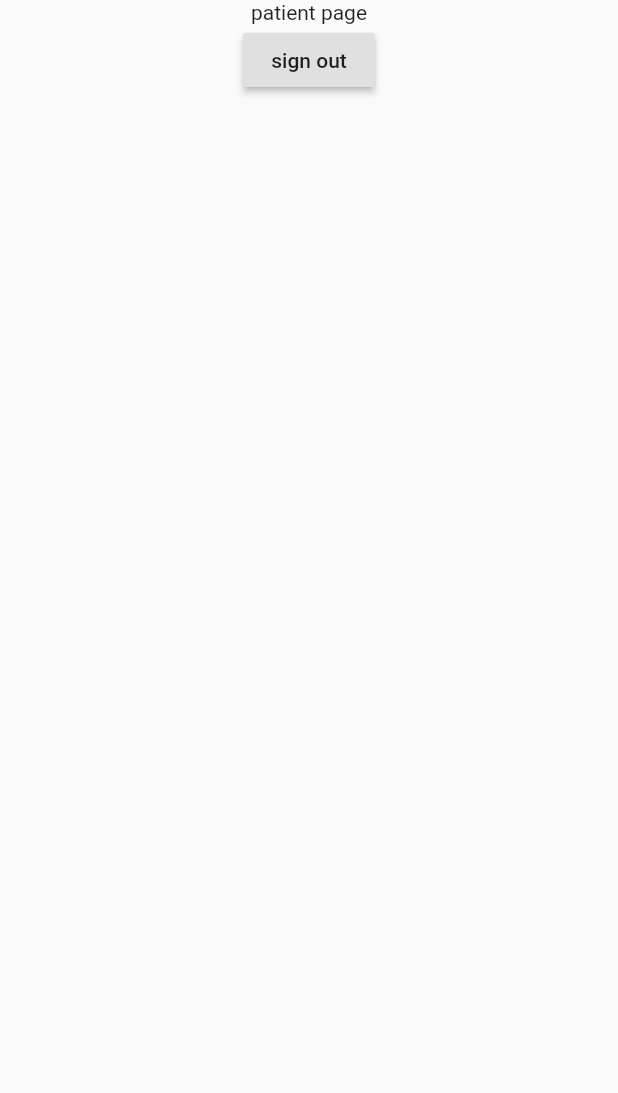
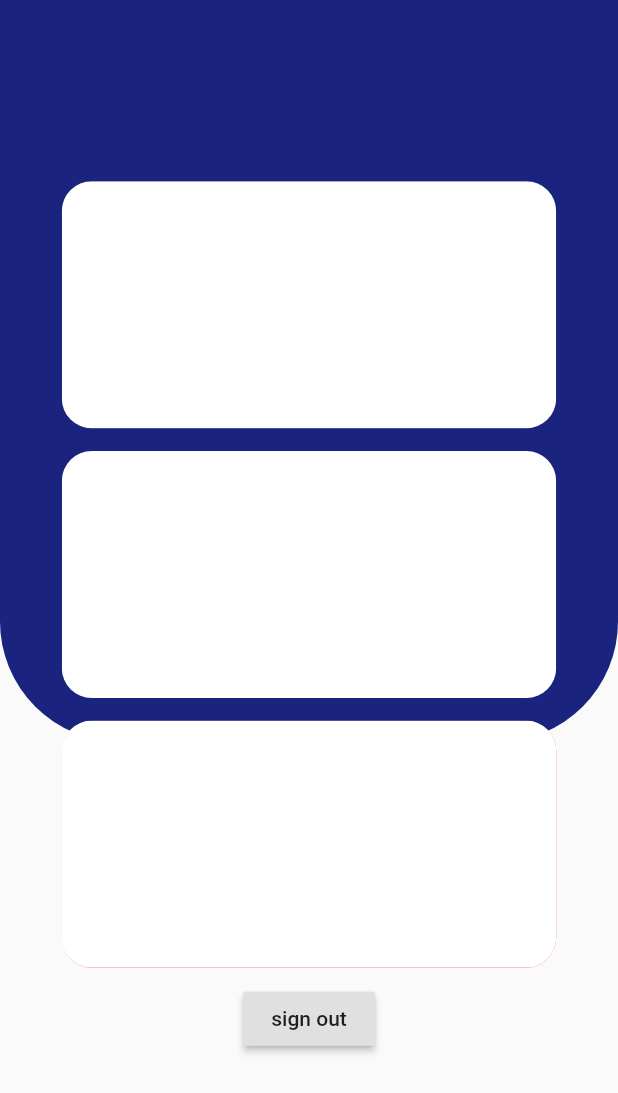
Before and after one commit to chathurikaPerera/Care_Me, a Flutter app: the PatientHome screen opened directly, on a phone screen of 412 x 824 dp. Shown: the top 1093 px of the screen. Run offline on Flutter 3.47's test engine with Material 2 defaults, Android fonts, the light colour scheme and no system bars; our stand-ins replace cloud_firestore, firebase_auth, firebase_core; missing offline and left inert: dart:html; accounts and stored records are empty.

Commit message:
patient home page

```diff
--- a/lib/screens/patient/patientHome.dart
+++ b/lib/screens/patient/patientHome.dart
@@ -7,15 +7,83 @@ class PatientHome extends StatelessWidget {
 
   @override
   Widget build(BuildContext context) {
+    //return SafeArea()
     return Scaffold(
-      body: Container(
-        child: Column(
+      body: Stack(
         children: <Widget>[
-            Center(
-            child: Text(
-            'patient page'
+        Container(
+          height: MediaQuery.of(context).size.height * 0.6,
+          width: MediaQuery.of(context).size.width,
+          child: Container(
+          decoration: BoxDecoration(
+            color: Colors.indigo[900],
+            borderRadius: BorderRadius.only(
+              bottomLeft: const Radius.circular(80),
+              bottomRight: const Radius.circular(80),
             ),
           ),
+        ),
+          ),
+          Column(
+            mainAxisAlignment: MainAxisAlignment.center,
+            children: <Widget>[
+              Row(
+               mainAxisAlignment: MainAxisAlignment.center,
+               children: <Widget>[
+                ClipRRect(
+                  borderRadius: BorderRadius.all(Radius.circular(20)),
+                  child: Container(
+                    height: MediaQuery.of(context).size.height * 0.2,
+                    width:  MediaQuery.of(context).size.width * 0.8,
+                    decoration: BoxDecoration(
+                      color: Colors.white,
+                    ),
+                  ),
+                ),
+                  ],
+              ),
+              SizedBox(height: 15,),
+              Row(
+                mainAxisAlignment: MainAxisAlignment.center,
+                children: <Widget>[
+                  ClipRRect(
+                    borderRadius: BorderRadius.all(Radius.circular(20)),
+                    child: Container(
+                      height: MediaQuery.of(context).size.height * 0.2,
+                      width:  MediaQuery.of(context).size.width * 0.8,
+                      decoration: BoxDecoration(
+                        color: Colors.white,
+                      ),
+                    ),
+                  ),
+                ],
+              ),
+              SizedBox(height: 15,),
+              Row(
+                mainAxisAlignment: MainAxisAlignment.center,
+                children: <Widget>[
+                  ClipRRect(
+                    borderRadius: BorderRadius.all(Radius.circular(20)),
+                    child: Container(
+                      height: MediaQuery.of(context).size.height * 0.2,
+                      width:  MediaQuery.of(context).size.width * 0.8,
+                      decoration: BoxDecoration(
+                        color: Colors.white,
+                        boxShadow: [
+                          BoxShadow(
+                            offset: const Offset(4, 8),
+                            blurRadius: 4.0,
+                            //spreadRadius: 5.0,
+                            color: Colors.red,
+                        ),
+                        ],
+                      ),
+
+                    ),
+                  ),
+                ],
+              ),
+            SizedBox(height: 10.0,),
             RaisedButton(
             child: Text(
               'sign out',
@@ -24,7 +92,8 @@ class PatientHome extends StatelessWidget {
           )
             ],
           ),
-      )
+      ],
+      ),
     );
   }
 
```
Also changed, not shown: lib/screens/signup/signup.dart (+84 -44 lines), lib/screens/welcome.dart (+27 -14 lines). Lines whose indentation alone changed are shown as unchanged.
